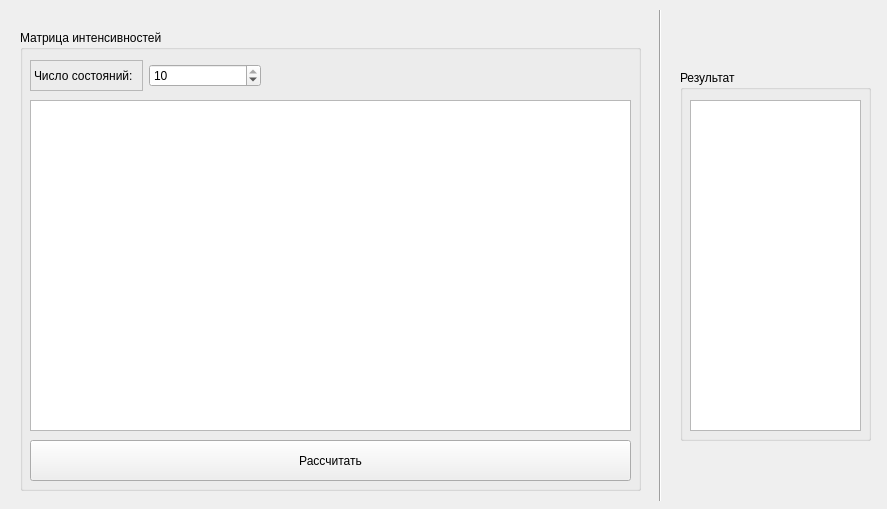
This is lab2/widget.ui in platosha-git/Modeling-2 as Qt 5 draws it before an edit. The edited form follows.
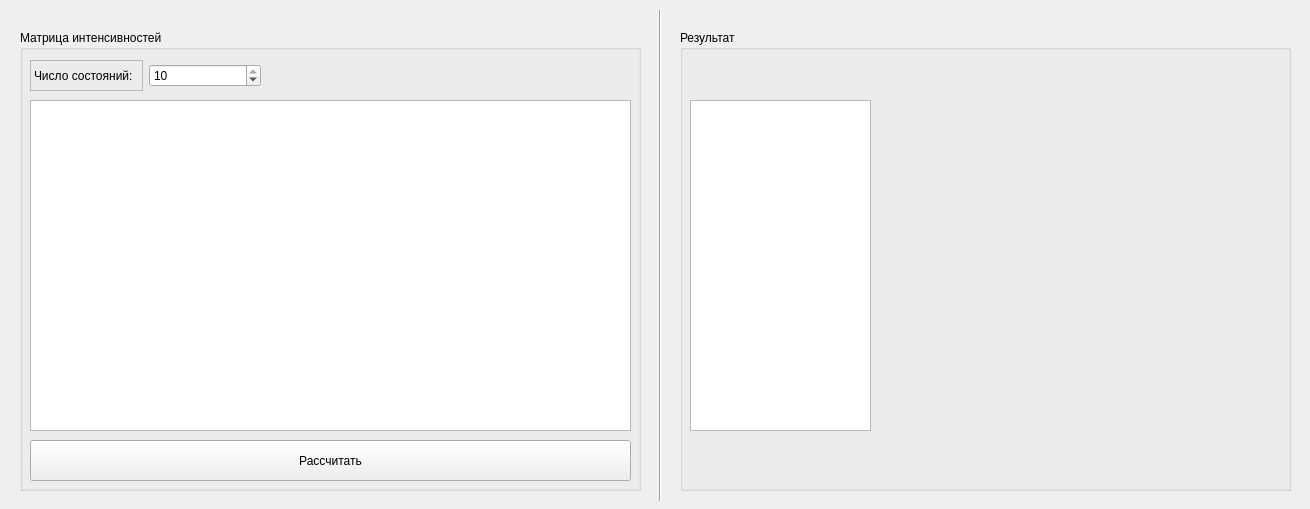
This is the edited form. Custom widgets are drawn as their Qt base class.

Commit message: done func no plots

What changed in the file:
```diff
--- a/lab2/widget.ui
+++ b/lab2/widget.ui
@@ -6,7 +6,7 @@
    <rect>
     <x>0</x>
     <y>0</y>
-    <width>887</width>
+    <width>1310</width>
     <height>509</height>
    </rect>
   </property>
@@ -18,7 +18,7 @@
     <rect>
      <x>10</x>
      <y>10</y>
-     <width>871</width>
+     <width>1291</width>
      <height>491</height>
     </rect>
    </property>
@@ -122,9 +122,9 @@
     <property name="geometry">
      <rect>
       <x>670</x>
-      <y>60</y>
-      <width>191</width>
-      <height>371</height>
+      <y>20</y>
+      <width>611</width>
+      <height>461</height>
      </rect>
     </property>
     <property name="layoutDirection">
@@ -140,15 +140,33 @@
      <property name="geometry">
       <rect>
        <x>10</x>
-       <y>30</y>
-       <width>171</width>
+       <y>70</y>
+       <width>181</width>
        <height>331</height>
       </rect>
      </property>
     </widget>
+    <widget class="QCustomPlot" name="widget" native="true">
+     <property name="geometry">
+      <rect>
+       <x>200</x>
+       <y>30</y>
+       <width>401</width>
+       <height>421</height>
+      </rect>
+     </property>
+    </widget>
    </widget>
   </widget>
  </widget>
+ <customwidgets>
+  <customwidget>
+   <class>QCustomPlot</class>
+   <extends>QWidget</extends>
+   <header>qcustomplot.h</header>
+   <container>1</container>
+  </customwidget>
+ </customwidgets>
  <resources/>
  <connections/>
 </ui>
```
The commit also changes 12 other files.
